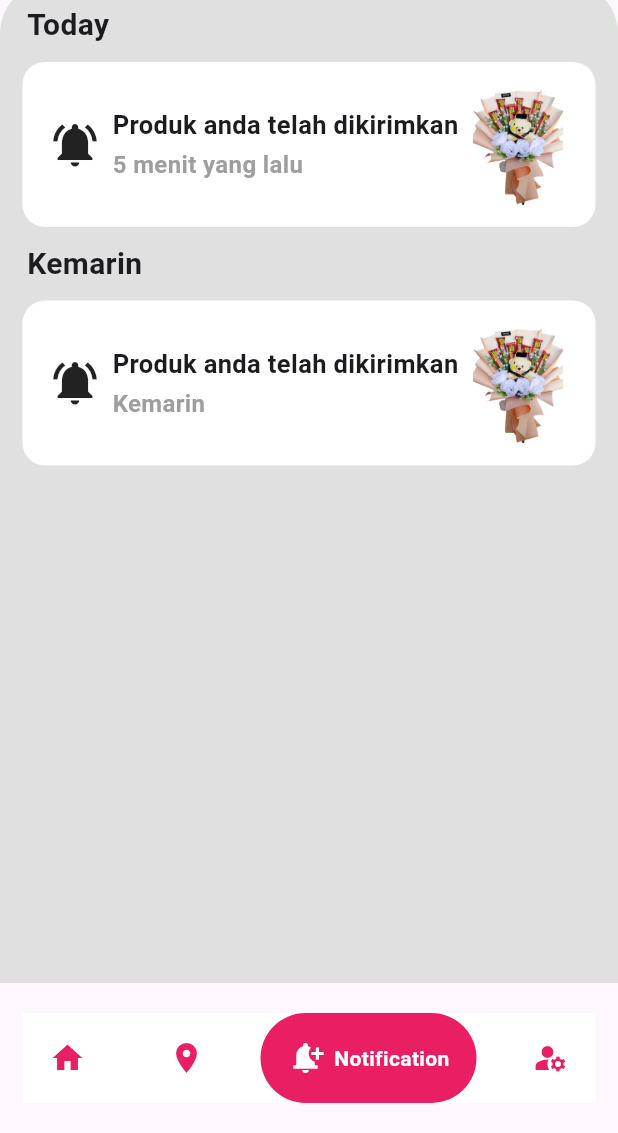
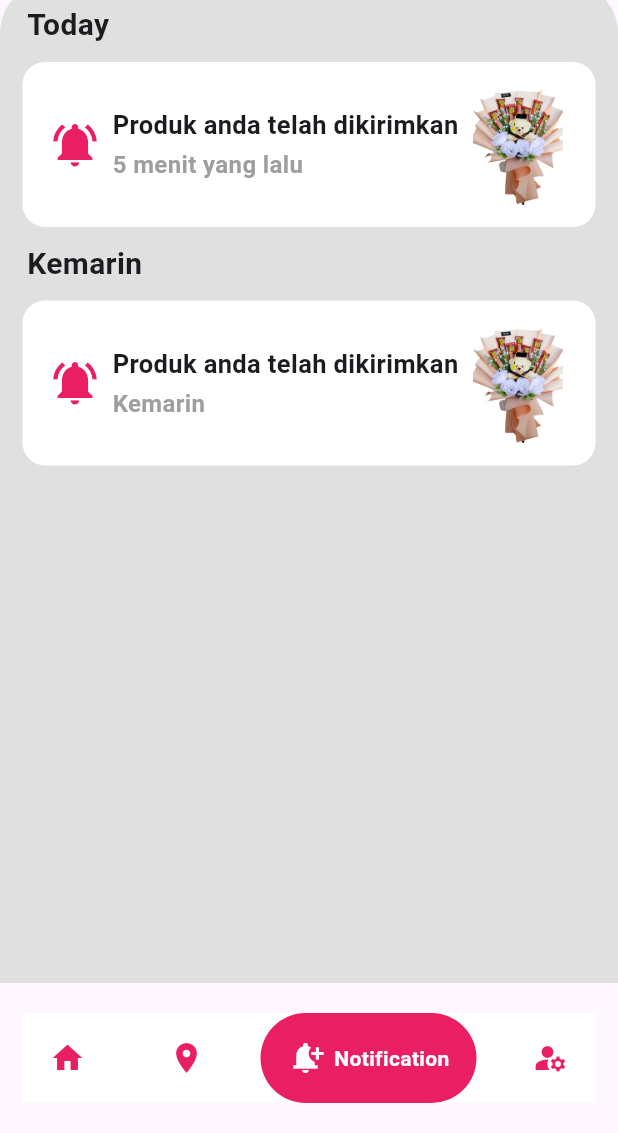
Before and after one commit to txnu/BucketquarPtk, a Flutter app: the screen it shows after launch, item 3 of the bottom bar chosen, on a phone screen of 412 x 824 dp, the part 103-1236 px from its top. Run offline on Flutter 3.47's test engine with Material 3 defaults, Android fonts, the phone set to English and light mode, and no system bars; drawn by our look-alikes of google_nav_bar; our stand-ins replace google_fonts.

Commit message:
Update NotificationWidget.dart

```diff
--- a/bucketquarptk/lib/User/Widget/NotificationWidget.dart
+++ b/bucketquarptk/lib/User/Widget/NotificationWidget.dart
@@ -34,6 +34,7 @@ class NotificationWidget extends StatelessWidget {
                 child: Icon(
                   Icons.notifications_active,
                   size: 35,
+                  color: Colors.pink,
                 ),
               ),
               Padding(
@@ -92,6 +93,7 @@ class NotificationWidget extends StatelessWidget {
                 child: Icon(
                   Icons.notifications_active,
                   size: 35,
+                  color: Colors.pink,
                 ),
               ),
               Padding(
```
